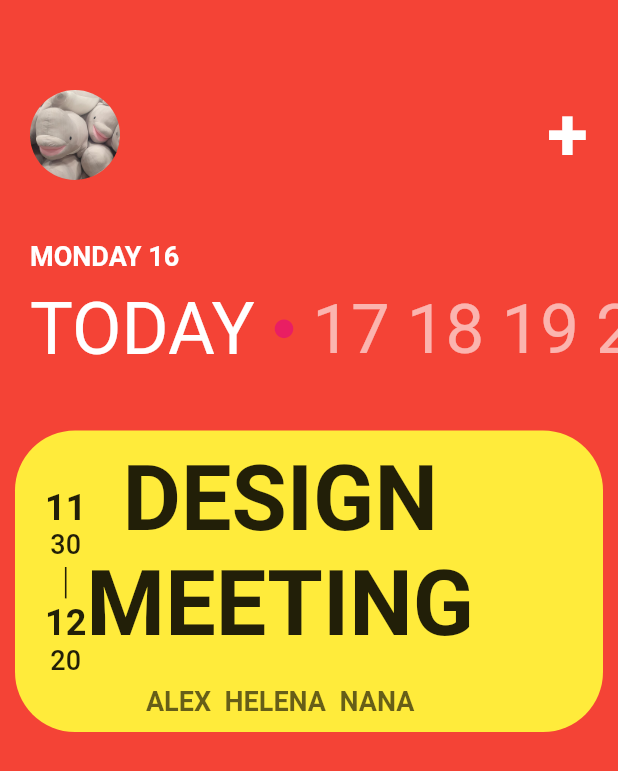
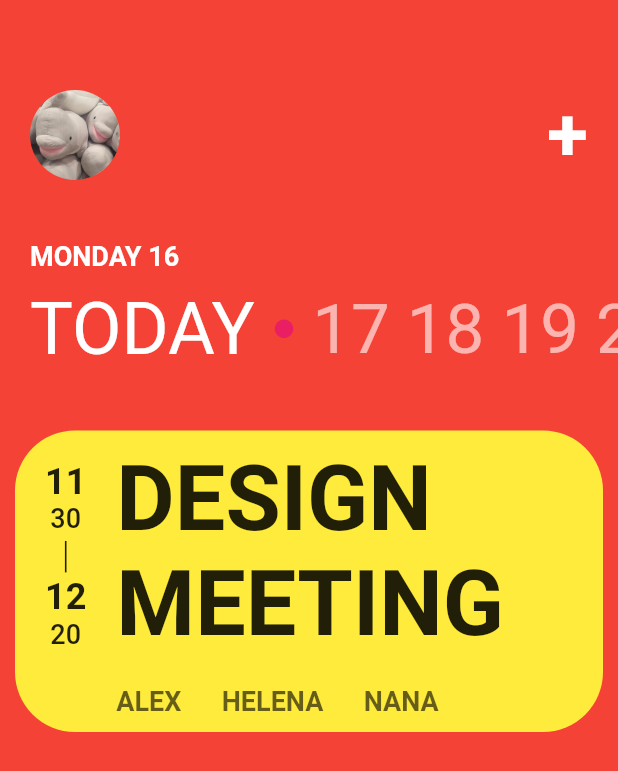
Before and after one commit to bladnoch/flutter-creative, a Flutter app: the screen it shows after launch, on a phone screen of 412 x 824 dp. Shown: the top 771 px of the screen. Run offline on Flutter 3.47's test engine with Material 2 defaults, Android fonts, the phone set to English and light mode, and no system bars.

```diff
--- a/week2day2/lib/main.dart
+++ b/week2day2/lib/main.dart
@@ -105,9 +105,14 @@ class MyApp extends StatelessWidget {
                     Padding(
                       padding: EdgeInsets.symmetric(vertical: 10,horizontal: 20),
                       child: Row(
+                        mainAxisAlignment: MainAxisAlignment.start,
+                        crossAxisAlignment: CrossAxisAlignment.start,
                         children: [
                           /// 날짜
-                          Column(
+                          Padding(
+                            padding: const EdgeInsets.symmetric(vertical: 10),
+                            child: Column(
+                              textDirection: TextDirection.ltr,
                               children: [
                                 Text("11",
                                   style: TextStyle(
@@ -141,8 +146,12 @@ class MyApp extends StatelessWidget {
                                 ),
                               ],
                             ),
+                          ),
 
-                          Column(
+                          Padding(
+                            padding: const EdgeInsets.symmetric(horizontal: 20),
+                            child: Column(
+                              crossAxisAlignment: CrossAxisAlignment.start,
                               children: [
                                 /// Design Meeting
                                 Text("DESIGN",
@@ -151,6 +160,7 @@ class MyApp extends StatelessWidget {
                                     fontWeight: FontWeight.w600,
                                   ),
                                 ),
+
                                   Text("MEETING",
                                     style: TextStyle(
                                       fontSize: 60,
@@ -159,7 +169,7 @@ class MyApp extends StatelessWidget {
                                   ),
                                 SizedBox(height: 20,),
 
-                              Text("Alex  Helena  Nana".toUpperCase(),
+                                Text("Alex      Helena      Nana".toUpperCase(),
                                   style:
                                   TextStyle(
                                     fontSize: 18,
@@ -168,6 +178,7 @@ class MyApp extends StatelessWidget {
                                   ),
                                 ),
                               ],
+                            ),
                           ),
                         ],
                       ),
```
Also changed, not shown: week2day2/lib/widgets/card.dart (+124 -0 lines). Lines whose indentation alone changed are shown as unchanged.
